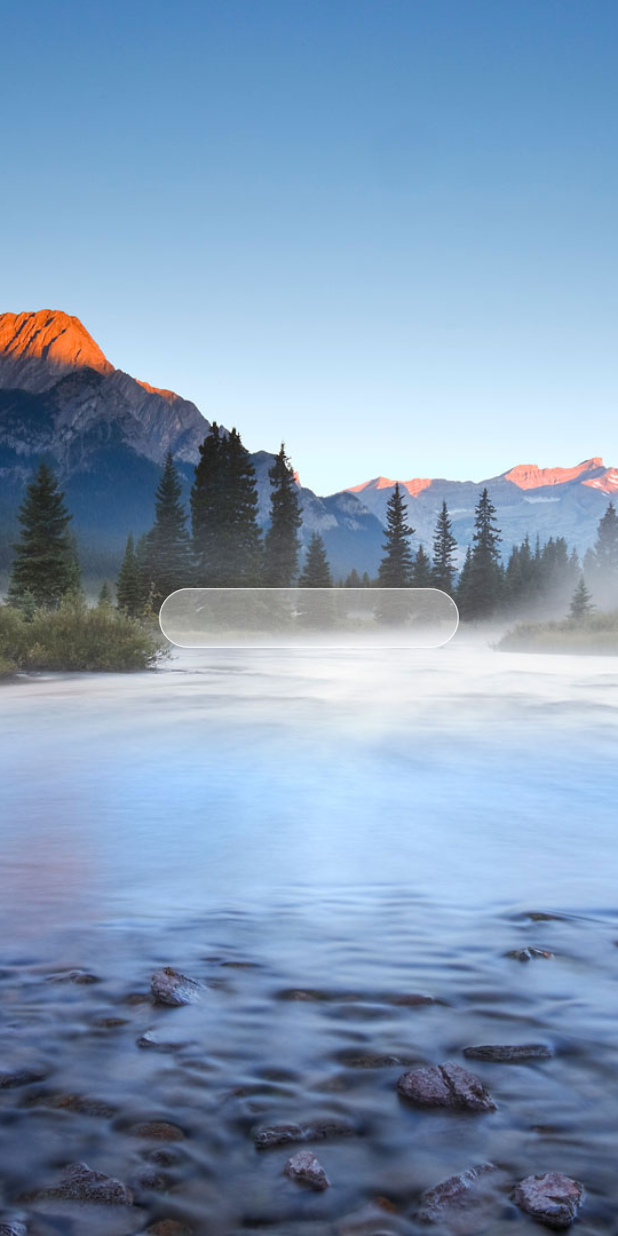
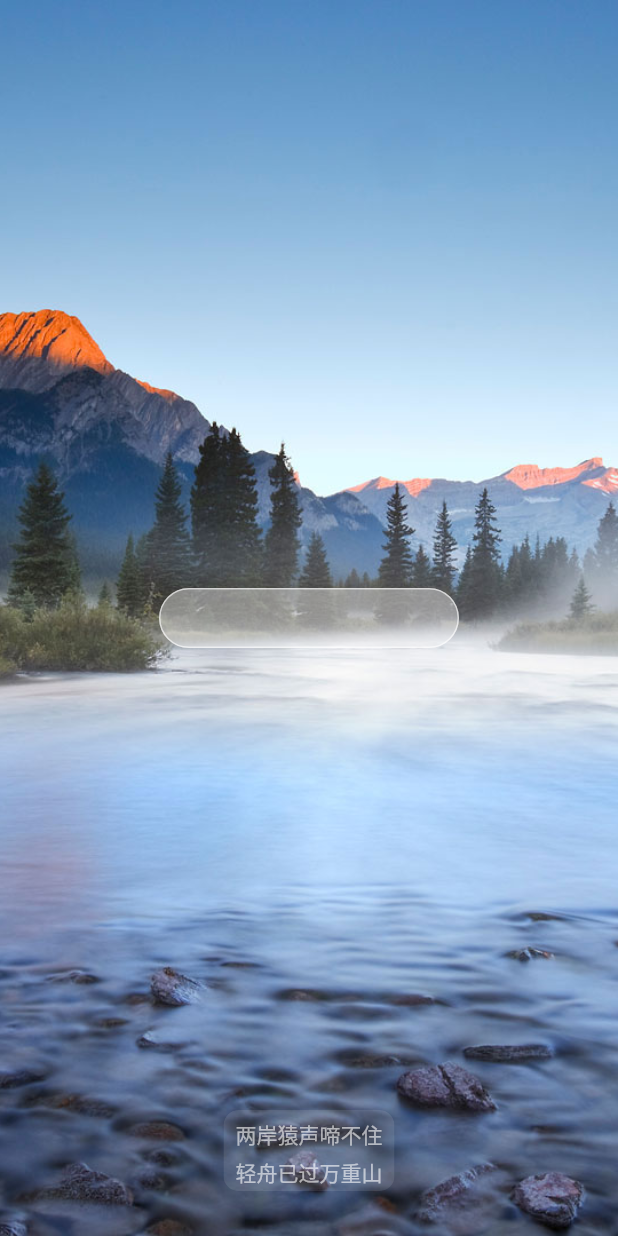
Before and after one commit to elong4321/lightboat-flutter, a Flutter app: the screen it shows after launch, on a phone screen of 412 x 824 dp. Run offline on Flutter 3.47's test engine with Material 2 defaults, Android fonts, the phone set to English and light mode, and no system bars; our stand-ins replace flutter_redux, nil, sqflite; missing offline and left inert: flutter_inappwebview; accounts and stored records are empty.

Commit message:
feat(phrase): Add phrases to HomeScreen

```diff
--- /dev/null
+++ b/assets/landscape/1.json
@@ -0,0 +1,5 @@
+{
+    "phrase": "两岸猿声啼不住\n轻舟已过万重山",
+    "passage": "朝辞白帝彩云间\n千里江陵一日还\n两岸猿声啼不住\n轻舟已经万重山",
+    "image": "assets/images/poetry_boat.jpg"
+}
--- a/lib/home/HomeScreen.dart
+++ b/lib/home/HomeScreen.dart
@@ -1,9 +1,14 @@
+import 'dart:convert';
+
 import 'package:flutter/material.dart';
 import 'package:lightboat/history/HistoryDropDown.dart';
+import 'package:lightboat/landscape/Landscape.dart';
 import 'package:lightboat/widget/search/SearchBar.dart';
 import 'package:provider/provider.dart';
 import '../main.dart';
 import 'Wallpaper.dart';
+import 'dart:io';
+import 'package:flutter/services.dart';
 
 import '../widget/search/HomeSearchBar.dart';
 
@@ -30,6 +35,7 @@ class HomeScreen extends StatefulWidget {
 }
 
 class _HomeScreenState extends State<HomeScreen> {
+  Landscape? landscape;
   SearchBarBehaviour? searchBarBehaviour;
 
   _HomeScreenState() {
--- a/lib/home/Wallpaper.dart
+++ b/lib/home/Wallpaper.dart
@@ -1,6 +1,11 @@
+import 'dart:convert';
 import 'dart:ui';
 
 import 'package:flutter/material.dart';
+import 'package:flutter/services.dart';
+import 'package:lightboat/System.dart';
+import 'package:lightboat/landscape/Landscape.dart';
+import 'package:nil/nil.dart';
 
 class WallPaper extends StatefulWidget {
   static const NOMARL = 1;
@@ -14,18 +19,79 @@ class WallPaper extends StatefulWidget {
 }
 
 class _WallPaperState extends State<WallPaper> {
+  double blurSigma = 12;
+  Landscape? landscape;
+
+  @override
+  void initState() {
+    super.initState();
+    loadLandscape();
+  }
+
   @override
   Widget build(BuildContext context) {
-    return Stack(
+    Widget? p = phraseWidget();
+    return SizedBox(width: double.infinity, height: double.infinity, child: Stack(
       children: [
-        Positioned.fill(child: Image.asset("assets/images/poetry_boat.jpg", fit: BoxFit.cover,)),
-        BackdropFilter(
+        Positioned.fill(child:image()),
+        if (widget.status == WallPaper.BLURRED)
+          BackdropFilter(
             filter: ImageFilter.blur(
-              sigmaX: widget.status == WallPaper.BLURRED ? 12 : 0,
-              sigmaY: widget.status == WallPaper.BLURRED ? 12 : 0,
+              sigmaX: blurSigma,
+              sigmaY: blurSigma,
             ),
             child: Container()),
+        if (p != null) p,
       ],
-    );
+    ));
+  }
+
+  void loadLandscape() async {
+    if (landscape == null) {
+      String str = await rootBundle.loadString("assets/landscape/1.json");
+      Map<String, dynamic> map = jsonDecode(str);
+      landscape = Landscape(map);
+    }
+    if (mounted) {
+      setState(() {});
+    }
+  }
+
+  Widget image() {
+    return landscape?.image != null ? Image.asset(landscape!.image, fit: BoxFit.cover,)
+      : Image.asset("assets/images/poetry_boat.jpg", fit: BoxFit.cover,);
+  }
+
+  Widget? phraseWidget() {
+    Widget? w = landscape?.phrase != null ? Text(landscape!.phrase,
+        style: TextStyle(color: Colors.white.withOpacity(0.6), fontSize: 14, fontWeight: FontWeight.w100, height: 1.8),) : null;
+    bool blurred = widget.status == WallPaper.NOMARL;
+    if (w != null) {
+      w = Container(
+        margin: EdgeInsets.only(bottom: 30),
+        padding: EdgeInsets.symmetric(horizontal: 8, vertical: 2),
+        decoration: blurred ? BoxDecoration(borderRadius: BorderRadius.circular(10), color: Colors.white.withOpacity(0.1)) : null,
+        child: w,
+      );
+    }
+    if (w != null && blurred) {
+      w = ClipRRect(
+        borderRadius: BorderRadius.circular(10),
+        child: Stack(
+          children: [
+            w,
+            BackdropFilter(
+            filter: ImageFilter.blur(
+              sigmaX: blurSigma,
+              sigmaY: blurSigma,
+            ),)
+          ],
+        )
+      );
+    }
+    if (w != null) {
+      w = Align(alignment: Alignment.bottomCenter, child: w,);
+    }
+    return w;
   }
 }
--- /dev/null
+++ b/lib/landscape/Landscape.dart
@@ -0,0 +1,9 @@
+class Landscape {
+    String phrase;
+    String passage;
+    String image;
+
+    Landscape(Map<String, dynamic> map):
+    phrase = map['phrase'], passage = map['passage'], image = map['image'];
+
+}
--- a/pubspec.yaml
+++ b/pubspec.yaml
@@ -97,3 +97,4 @@ flutter:
 
   assets:
     - assets/images/
+    - assets/landscape/
```
